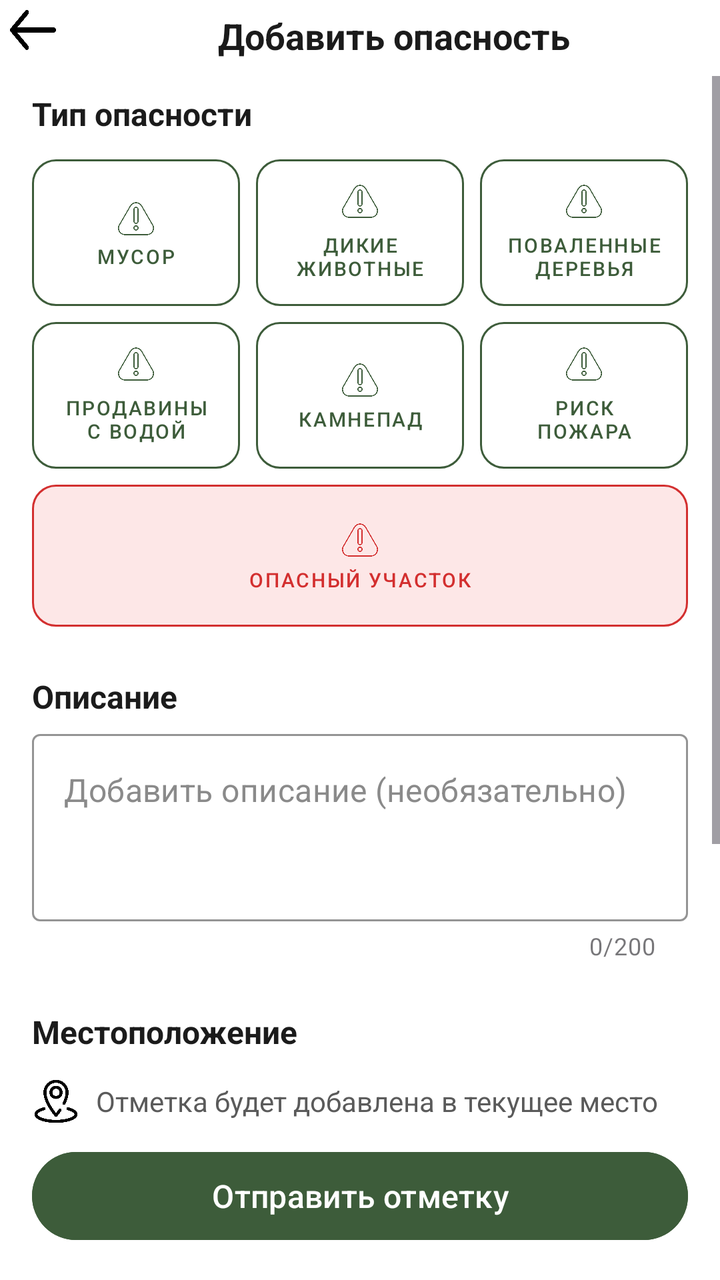
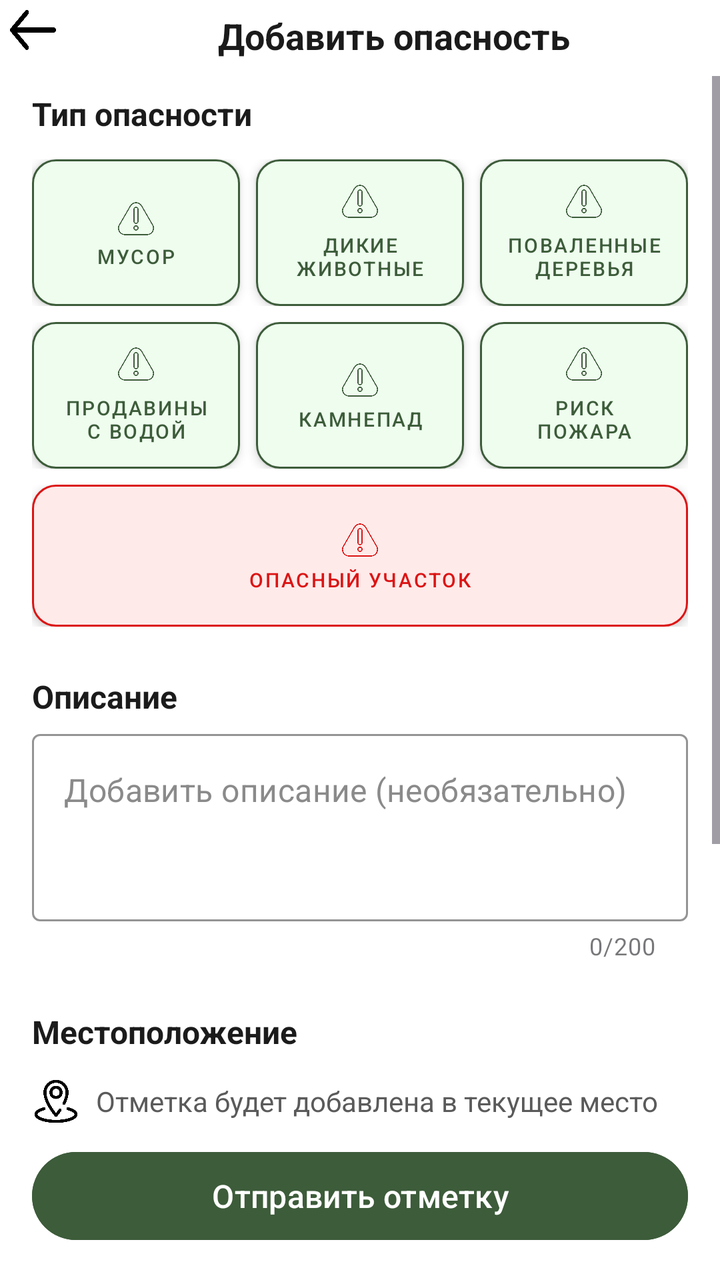

Before-and-after screenshots of an Android layout around one commit, followed by the original layout XML and the change that was made.
<!-- AndroidManifest.xml: application theme Theme.MobileApp -->
<!-- res/layout/activity_hazard.xml -->
<?xml version="1.0" encoding="utf-8"?>
<androidx.constraintlayout.widget.ConstraintLayout xmlns:android="http://schemas.android.com/apk/res/android"
    xmlns:app="http://schemas.android.com/apk/res-auto"
    android:layout_width="match_parent"
    android:layout_height="match_parent"
    android:background="#FFFFFF">

    
    <ImageButton
        android:id="@+id/btnBack"
        android:layout_width="25dp"
        android:layout_height="30dp"
        android:layout_marginStart="4dp"
        android:background="@drawable/ic_back"
        android:contentDescription="Назад"
        app:layout_constraintStart_toStartOf="parent"
        app:layout_constraintTop_toTopOf="parent" />

    <TextView
        android:id="@+id/tvTitle"
        android:layout_width="wrap_content"
        android:layout_height="wrap_content"
        android:layout_marginStart="80dp"
        android:text="Добавить опасность"
        android:textColor="#1B1B1B"
        android:textSize="18sp"
        android:textStyle="bold"
        app:layout_constraintBottom_toBottomOf="@id/btnBack"
        app:layout_constraintStart_toEndOf="@id/btnBack"
        app:layout_constraintTop_toTopOf="@id/btnBack"
        app:layout_constraintVertical_bias="1.0" />

    <ScrollView
        android:id="@+id/scroll"
        android:layout_width="0dp"
        android:layout_height="0dp"
        android:layout_marginTop="8dp"
        android:fillViewport="true"
        app:layout_constraintBottom_toTopOf="@id/btnSubmit"
        app:layout_constraintEnd_toEndOf="parent"
        app:layout_constraintStart_toStartOf="parent"
        app:layout_constraintTop_toBottomOf="@id/btnBack">

        <LinearLayout
            android:layout_width="match_parent"
            android:layout_height="wrap_content"
            android:orientation="vertical"
            android:paddingHorizontal="16dp"
            android:paddingTop="8dp">

            <TextView
                android:layout_width="wrap_content"
                android:layout_height="wrap_content"
                android:text="Тип опасности"
                android:textColor="#1B1B1B"
                android:textSize="16sp"
                android:textStyle="bold" />

            <LinearLayout
                android:layout_width="match_parent"
                android:layout_height="wrap_content"
                android:layout_marginTop="12dp"
                android:orientation="horizontal">

                <com.google.android.material.button.MaterialButton
                    android:id="@+id/btnHazardGarbage"
                    style="@style/HazardTypeButton"
                    android:layout_width="0dp"
                    android:layout_height="match_parent"
                    android:layout_marginEnd="8dp"
                    android:layout_weight="1"
                    android:text="Мусор"
                    app:icon="@drawable/ic_hazard" />

                <com.google.android.material.button.MaterialButton
                    android:id="@+id/btnHazardAnimals"
                    style="@style/HazardTypeButton"
                    android:layout_width="0dp"
                    android:layout_height="match_parent"
                    android:layout_marginEnd="8dp"
                    android:layout_weight="1"
                    android:text="Дикие животные"
                    app:icon="@drawable/ic_hazard" />

                <com.google.android.material.button.MaterialButton
                    android:id="@+id/btnHazardTrees"
                    style="@style/HazardTypeButton"
                    android:layout_width="0dp"
                    android:layout_height="match_parent"
                    android:layout_weight="1"
                    android:text="Поваленные деревья"
                    app:icon="@drawable/ic_hazard" />
            </LinearLayout>

            <LinearLayout
                android:layout_width="match_parent"
                android:layout_height="wrap_content"
                android:layout_marginTop="8dp"
                android:orientation="horizontal">

                <com.google.android.material.button.MaterialButton
                    android:id="@+id/btnHazardWater"
                    style="@style/HazardTypeButton"
                    android:layout_width="0dp"
                    android:layout_height="match_parent"
                    android:layout_marginEnd="8dp"
                    android:layout_weight="1"
                    android:text="Продавины с водой"
                    app:icon="@drawable/ic_hazard" />

                <com.google.android.material.button.MaterialButton
                    android:id="@+id/btnHazardRocks"
                    style="@style/HazardTypeButton"
                    android:layout_width="0dp"
                    android:layout_height="match_parent"
                    android:layout_marginEnd="8dp"
                    android:layout_weight="1"
                    android:text="Камнепад"
                    app:icon="@drawable/ic_hazard" />

                <com.google.android.material.button.MaterialButton
                    android:id="@+id/btnHazardFire"
                    style="@style/HazardTypeButton"
                    android:layout_width="0dp"
                    android:layout_height="match_parent"
                    android:layout_weight="1"
                    android:text="Риск пожара"
                    app:icon="@drawable/ic_hazard" />
            </LinearLayout>

            <LinearLayout
                android:layout_width="match_parent"
                android:layout_height="71dp"
                android:layout_marginTop="8dp"
                android:orientation="horizontal">

                
                <com.google.android.material.button.MaterialButton
                    android:id="@+id/btnHazardArea"
                    style="@style/HazardTypeButton.Selected"
                    android:layout_width="0dp"
                    android:layout_height="match_parent"
                    android:layout_weight="1"
                    android:text="Опасный участок"
                    app:icon="@drawable/ic_hazard" />

            </LinearLayout>

            <TextView
                android:layout_width="wrap_content"
                android:layout_height="wrap_content"
                android:layout_marginTop="24dp"
                android:text="Описание"
                android:textColor="#1B1B1B"
                android:textSize="16sp"
                android:textStyle="bold" />

            <com.google.android.material.textfield.TextInputLayout
                style="@style/Widget.MaterialComponents.TextInputLayout.OutlinedBox"
                android:layout_width="match_parent"
                android:layout_height="wrap_content"
                android:layout_marginTop="8dp"
                app:boxStrokeColor="#3D5C3A"
                app:counterEnabled="true"
                app:counterMaxLength="200"
                app:hintEnabled="false">

                <com.google.android.material.textfield.TextInputEditText
                    android:id="@+id/etDescription"
                    android:layout_width="match_parent"
                    android:layout_height="wrap_content"
                    android:gravity="top|start"
                    android:hint="Добавить описание (необязательно)"
                    android:inputType="textMultiLine"
                    android:maxLength="200"
                    android:minLines="3"
                    android:textColor="#1B1B1B"
                    android:textColorHint="#8A8A8A" />
            </com.google.android.material.textfield.TextInputLayout>

            <TextView
                android:layout_width="wrap_content"
                android:layout_height="wrap_content"
                android:layout_marginTop="24dp"
                android:text="Местоположение"
                android:textColor="#1B1B1B"
                android:textSize="16sp"
                android:textStyle="bold" />

            <LinearLayout
                android:layout_width="wrap_content"
                android:layout_height="wrap_content"
                android:layout_marginTop="12dp"
                android:gravity="center_vertical"
                android:orientation="horizontal">

                <ImageView
                    android:layout_width="24dp"
                    android:layout_height="24dp"
                    android:contentDescription="Метка"
                    android:background="@drawable/ic_point"
                    app:tint="#3D5C3A" />

                <TextView
                    android:layout_width="wrap_content"
                    android:layout_height="wrap_content"
                    android:layout_marginStart="8dp"
                    android:text="Отметка будет добавлена в текущее место"
                    android:textColor="#5A5A5A"
                    android:textSize="14sp" />

            </LinearLayout>

            <TextView
                android:id="@+id/tvCoordinates"
                android:layout_width="wrap_content"
                android:layout_height="wrap_content"
                android:layout_marginTop="4dp"
                android:textColor="#3D5C3A"
                android:textSize="14sp"
                android:visibility="gone" />

            <com.google.android.material.button.MaterialButton
                android:id="@+id/btnPickOnMap"
                style="@style/Widget.MaterialComponents.Button.OutlinedButton"
                android:layout_width="match_parent"
                android:layout_height="52dp"
                android:layout_marginTop="16dp"
                android:text="Выбрать на карте"
                android:textColor="#3D5C3A"
                app:cornerRadius="12dp"
                app:icon="@drawable/ic_map"
                app:iconGravity="textStart"
                app:iconTint="#3D5C3A"
                app:strokeColor="#3D5C3A"
                app:strokeWidth="1dp" />

            <TextView
                android:layout_width="wrap_content"
                android:layout_height="wrap_content"
                android:layout_marginTop="24dp"
                android:text="Фото опасности (необязательно)"
                android:textColor="#1B1B1B"
                android:textSize="16sp"
                android:textStyle="bold" />

            <LinearLayout
                android:layout_width="wrap_content"
                android:layout_height="wrap_content"
                android:layout_marginTop="12dp"
                android:gravity="center_vertical"
                android:orientation="horizontal">

                <ImageView
                    android:layout_width="24dp"
                    android:layout_height="24dp"
                    android:contentDescription="Фото"
                    android:background="@drawable/ic_image_gallery"
                    app:tint="#3D5C3A" />

                <TextView
                    android:layout_width="wrap_content"
                    android:layout_height="wrap_content"
                    android:layout_marginStart="8dp"
                    android:text="Здесь будет ваше фото опасности"
                    android:textColor="#5A5A5A"
                    android:textSize="14sp" />
            </LinearLayout>

            <com.google.android.material.button.MaterialButton
                android:id="@+id/btnOpenImg"
                style="@style/Widget.MaterialComponents.Button.OutlinedButton"
                android:layout_width="match_parent"
                android:layout_height="52dp"
                android:layout_marginTop="16dp"
                android:text="Добавить фото опасности"
                android:textColor="#3D5C3A"
                app:cornerRadius="12dp"
                app:icon="@drawable/ic_image_gallery"
                app:iconGravity="textStart"
                app:iconTint="#3D5C3A"
                app:strokeColor="#3D5C3A"
                app:strokeWidth="1dp" />
        </LinearLayout>

    </ScrollView>

    <com.google.android.material.button.MaterialButton
        android:id="@+id/btnSubmit"
        android:layout_width="0dp"
        android:layout_height="52dp"
        android:layout_marginHorizontal="16dp"
        android:layout_marginBottom="16dp"
        android:backgroundTint="#3D5C3A"
        android:text="Отправить отметку"
        android:textColor="#FFFFFF"
        android:textSize="16sp"
        app:cornerRadius="26dp"
        app:layout_constraintBottom_toBottomOf="parent"
        app:layout_constraintEnd_toEndOf="parent"
        app:layout_constraintStart_toStartOf="parent" />
</androidx.constraintlayout.widget.ConstraintLayout>
<!-- resources referenced by this layout -->
<resources>
  <!-- drawable ic_back: png bitmap (drawable, 3507 bytes) -->
  <!-- drawable ic_hazard: png bitmap (drawable, 23368 bytes) -->
  <!-- drawable ic_image_gallery: png bitmap (drawable, 13981 bytes) -->
  <!-- drawable ic_map: png bitmap (drawable, 38558 bytes) -->
  <!-- drawable ic_point: png bitmap (drawable, 17385 bytes) -->
  <style name="HazardTypeButton" parent="Widget.MaterialComponents.Button.OutlinedButton">
          <item name="android:backgroundTint">#FFFFFF</item>
          <item name="android:textColor">#3D5C3A</item>
          <item name="android:textSize">10sp</item>
          <item name="android:insetTop">0dp</item>
          <item name="android:insetBottom">0dp</item>
          <item name="android:padding">12dp</item>
          <item name="cornerRadius">12dp</item>
          <item name="strokeColor">#3D5C3A</item>
          <item name="strokeWidth">1dp</item>
          <item name="iconGravity">textTop</item>
          <item name="iconPadding">6dp</item>
          <item name="iconTint">#3D5C3A</item>
      </style>
  <style name="HazardTypeButton.Selected">
          <item name="android:backgroundTint">#FDE7E7</item>
          <item name="android:textColor">#D32F2F</item>
          <item name="iconTint">#D32F2F</item>
          <item name="strokeColor">#D32F2F</item>
      </style>
  <style name="Theme.MobileApp" parent="Base.Theme.MobileApp" />
  <style name="Base.Theme.MobileApp" parent="Theme.Material3.DayNight.NoActionBar">
          
          
      </style>
</resources>

<!-- the commit's change to res/layout/activity_hazard.xml (unified diff, before → after) -->
@@ -64,7 +64,7 @@
 
                 <com.google.android.material.button.MaterialButton
                     android:id="@+id/btnHazardGarbage"
-                    style="@style/HazardTypeButton"
+                    style="@style/HazardTypeButtonGreen"
                     android:layout_width="0dp"
                     android:layout_height="match_parent"
                     android:layout_marginEnd="8dp"
@@ -74,7 +74,7 @@
 
                 <com.google.android.material.button.MaterialButton
                     android:id="@+id/btnHazardAnimals"
-                    style="@style/HazardTypeButton"
+                    style="@style/HazardTypeButtonGreen"
                     android:layout_width="0dp"
                     android:layout_height="match_parent"
                     android:layout_marginEnd="8dp"
@@ -84,7 +84,7 @@
 
                 <com.google.android.material.button.MaterialButton
                     android:id="@+id/btnHazardTrees"
-                    style="@style/HazardTypeButton"
+                    style="@style/HazardTypeButtonGreen"
                     android:layout_width="0dp"
                     android:layout_height="match_parent"
                     android:layout_weight="1"
@@ -100,7 +100,7 @@
 
                 <com.google.android.material.button.MaterialButton
                     android:id="@+id/btnHazardWater"
-                    style="@style/HazardTypeButton"
+                    style="@style/HazardTypeButtonGreen"
                     android:layout_width="0dp"
                     android:layout_height="match_parent"
                     android:layout_marginEnd="8dp"
@@ -110,7 +110,7 @@
 
                 <com.google.android.material.button.MaterialButton
                     android:id="@+id/btnHazardRocks"
-                    style="@style/HazardTypeButton"
+                    style="@style/HazardTypeButtonGreen"
                     android:layout_width="0dp"
                     android:layout_height="match_parent"
                     android:layout_marginEnd="8dp"
@@ -120,7 +120,7 @@
 
                 <com.google.android.material.button.MaterialButton
                     android:id="@+id/btnHazardFire"
-                    style="@style/HazardTypeButton"
+                    style="@style/HazardTypeButtonGreen"
                     android:layout_width="0dp"
                     android:layout_height="match_parent"
                     android:layout_weight="1"
@@ -134,10 +134,9 @@
                 android:layout_marginTop="8dp"
                 android:orientation="horizontal">
 
-                
                 <com.google.android.material.button.MaterialButton
                     android:id="@+id/btnHazardArea"
-                    style="@style/HazardTypeButton.Selected"
+                    style="@style/HazardTypeButtonRED"
                     android:layout_width="0dp"
                     android:layout_height="match_parent"
                     android:layout_weight="1"
<!-- resource entries referenced after the edit -->
@@ -5,25 +5,26 @@
   <!-- drawable ic_image_gallery: png bitmap (drawable, 13981 bytes) -->
   <!-- drawable ic_map: png bitmap (drawable, 38558 bytes) -->
   <!-- drawable ic_point: png bitmap (drawable, 17385 bytes) -->
-  <style name="HazardTypeButton" parent="Widget.MaterialComponents.Button.OutlinedButton">
-          <item name="android:backgroundTint">#FFFFFF</item>
-          <item name="android:textColor">#3D5C3A</item>
+  <style name="HazardTypeButtonGreen" parent="Widget.MaterialComponents.Button.OutlinedButton">
+          <item name="android:backgroundTint">@color/hazard_type_bg</item>
+          <item name="android:textColor">@color/hazard_type_text</item>
           <item name="android:textSize">10sp</item>
           <item name="android:insetTop">0dp</item>
           <item name="android:insetBottom">0dp</item>
+          <item name="android:elevation">3dp</item>
           <item name="android:padding">12dp</item>
           <item name="cornerRadius">12dp</item>
-          <item name="strokeColor">#3D5C3A</item>
+          <item name="strokeColor">@color/hazard_type_stroke</item>
           <item name="strokeWidth">1dp</item>
           <item name="iconGravity">textTop</item>
           <item name="iconPadding">6dp</item>
-          <item name="iconTint">#3D5C3A</item>
+          <item name="iconTint">@color/hazard_type_icon</item>
       </style>
-  <style name="HazardTypeButton.Selected">
-          <item name="android:backgroundTint">#FDE7E7</item>
-          <item name="android:textColor">#D32F2F</item>
-          <item name="iconTint">#D32F2F</item>
-          <item name="strokeColor">#D32F2F</item>
+  <style name="HazardTypeButtonRED" parent="HazardTypeButtonGreen">
+          <item name="android:backgroundTint">@color/hazard_type_bg_red</item>
+          <item name="android:textColor">@color/hazard_type_text_red</item>
+          <item name="iconTint">@color/hazard_type_icon_red</item>
+          <item name="strokeColor">@color/hazard_type_stroke_red</item>
       </style>
   <style name="Theme.MobileApp" parent="Base.Theme.MobileApp" />
   <style name="Base.Theme.MobileApp" parent="Theme.Material3.DayNight.NoActionBar">
